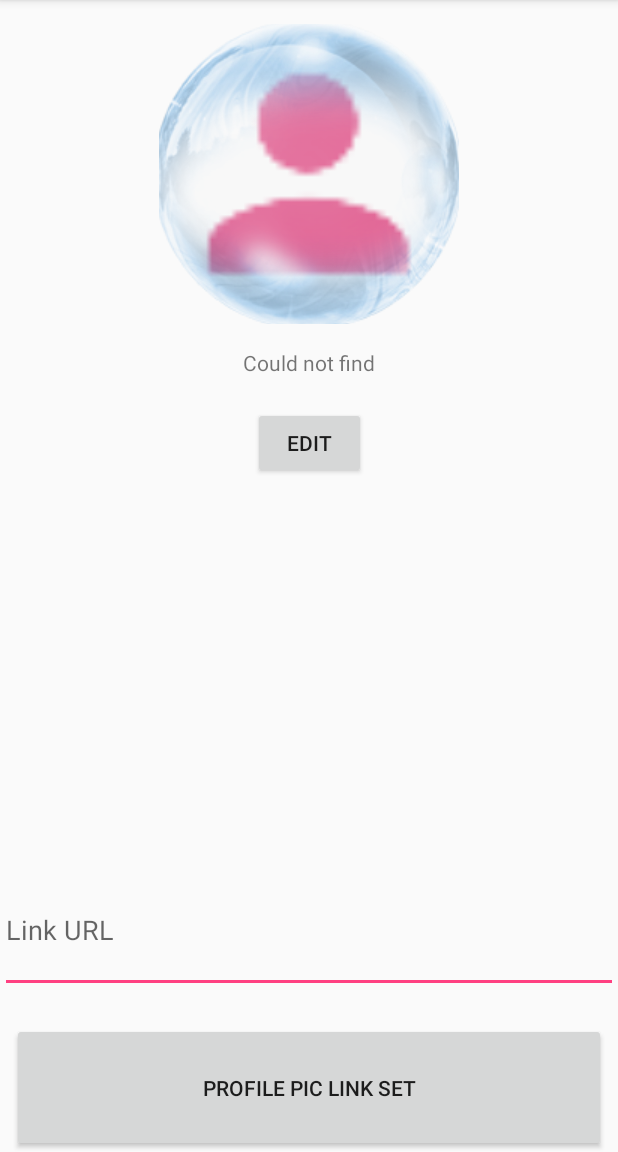
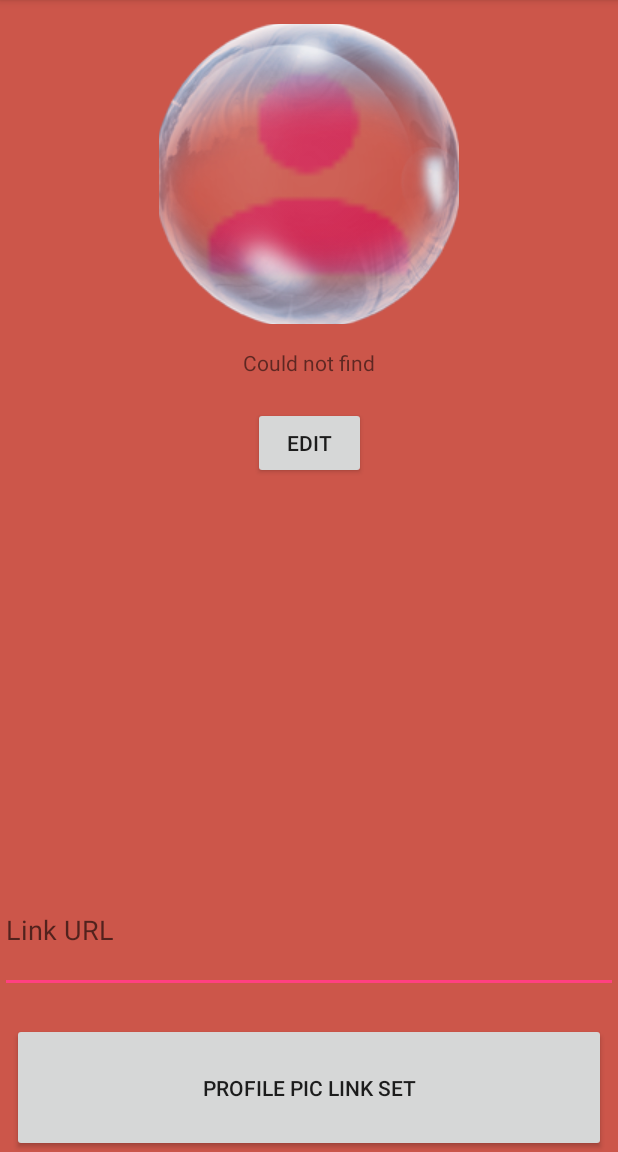
Before and after one commit to dangelox/BubbleUP, an Android app: the UserSettings screen opened directly, with no data from a screen before it, on a phone screen of 412 x 824 dp, the part 84-1236 px from its top. Run offline under Robolectric (Android 15) with nearby library versions, the phone set to English and light mode, and no system bars; our stand-ins replace Volley.

Commit message:
User settings page now changes color with the theme.

```diff
--- a/app/src/main/java/com/example/bubbleup/UserSettings.java
+++ b/app/src/main/java/com/example/bubbleup/UserSettings.java
@@ -5,7 +5,9 @@ import android.content.DialogInterface;
 import android.content.SharedPreferences;
 import android.graphics.Bitmap;
 import android.graphics.BitmapFactory;
+import android.graphics.Color;
 import android.os.AsyncTask;
+import android.support.constraint.ConstraintLayout;
 import android.support.v7.app.AppCompatActivity;
 import android.os.Bundle;
 import android.util.Log;
@@ -45,6 +47,8 @@ public class UserSettings extends AppCompatActivity {
 
     ImageButton profpic;
 
+    String background_color;
+
     RequestQueue queue;
 
     String newLink;
@@ -60,6 +64,8 @@ public class UserSettings extends AppCompatActivity {
     String saved_profile_link;
 
     SharedPreferences settings;
+
+    SharedPreferences settings2;
 
     fetchProfImageAsync fetcher;
 
@@ -85,6 +91,12 @@ public class UserSettings extends AppCompatActivity {
         display_username.setText(settings.getString("saved_username", "Could not find"));
         saved_token = settings.getString("saved_token", null);
         saved_profile_link = settings.getString("profile_link", "");
+
+        //The sharedPreferences settigs was taking a different key string than the one in MapsActivity that stored the backGround_color
+        settings2 = getSharedPreferences("previous_location", 0);
+        background_color = settings2.getString("backGround_Color", "#CC564A");
+
+        findViewById(R.id.LLBackground).setBackgroundColor(Color.parseColor(background_color));
 
         fetcher = new fetchProfImageAsync();
         fetcher.execute(saved_profile_link);
--- a/app/src/main/res/layout/activity_user_settings.xml
+++ b/app/src/main/res/layout/activity_user_settings.xml
@@ -7,6 +7,7 @@
     tools:context="com.example.bubbleup.UserSettings">
 
     <LinearLayout
+        android:id="@+id/LLBackground"
         android:layout_width="match_parent"
         android:layout_height="match_parent"
         android:layout_marginBottom="0dp"
```
Also changed, not shown: app/src/main/java/com/example/bubbleup/MapsActivity.java (+9 -1 lines).
